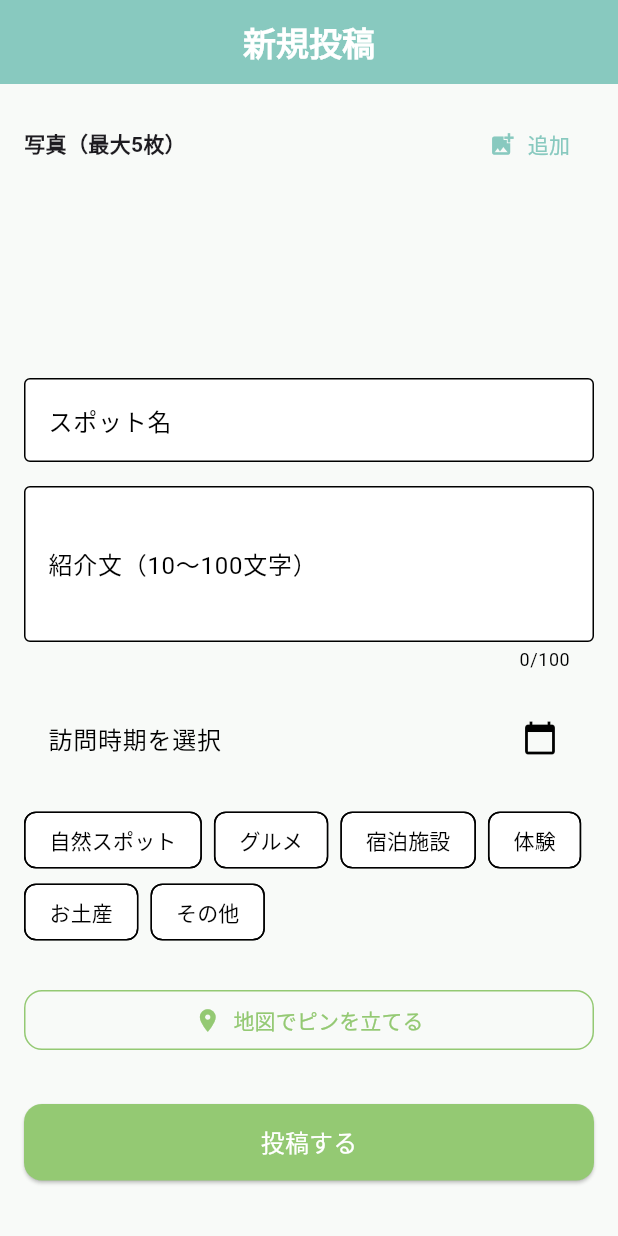
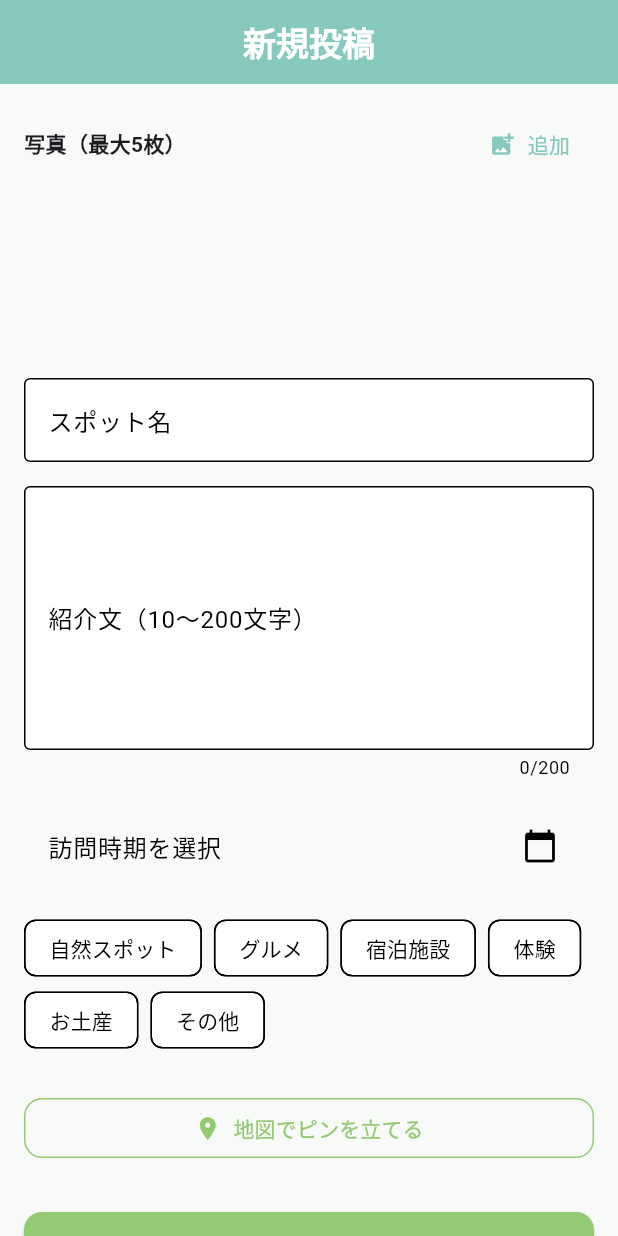
Before and after one commit to sakuranbon/yakushima_guide, a Flutter app: the NewPostScreen screen opened by its route, on a phone screen of 412 x 824 dp. Run offline on Flutter 3.47's test engine with Material 3 defaults, Android fonts, the light colour scheme and no system bars; our stand-ins replace cloud_firestore, firebase_auth, firebase_core, firebase_storage, flutter_map, flutter_riverpod and 6 more; accounts and stored records are empty.

Commit message:
Max文字数の変更

```diff
--- a/lib/screens/new_post/new_post_screen.dart
+++ b/lib/screens/new_post/new_post_screen.dart
@@ -194,11 +194,11 @@ class _NewPostScreenState extends State<NewPostScreen> {
             TextFormField(
               controller: _descController,
               decoration: const InputDecoration(
-                labelText: '紹介文（10〜100文字）',
+                labelText: '紹介文（10〜200文字）',
                 border: OutlineInputBorder(),
               ),
-              maxLength: 100,
-              maxLines: 3,
+              maxLength: 200,
+              maxLines: 6,
               validator: (value) {
                 if (value == null || value.trim().length < 10) {
                   return '10文字以上入力してください';
```
